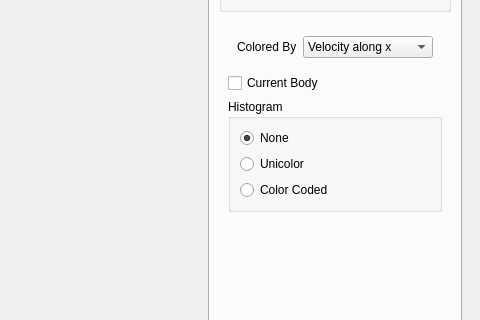
First picture: the form in MainWindow.ui, repository danlipsa/foamvis, before the edit; both pictures show x 396 to 876 and y 252 to 572 of the 876 by 729 pixel window.
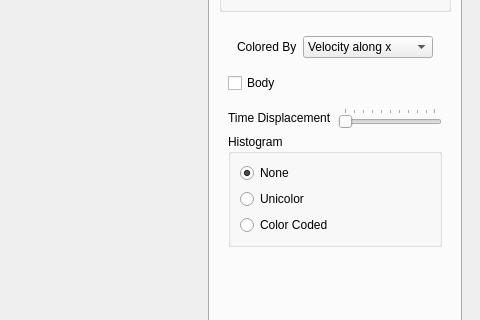
Second picture: the form after the edit. The open tabs and pages were chosen to show the change. Custom widgets are drawn as their Qt base class.

The edit to the form file:
```diff
--- a/MainWindow.ui
+++ b/MainWindow.ui
@@ -764,10 +764,54 @@
                <item>
                 <widget class="QCheckBox" name="checkBoxCenterPathCurrentBody">
                  <property name="text">
-                  <string>Current Body</string>
+                  <string>Body</string>
                  </property>
                 </widget>
                </item>
+               <item>
+                <widget class="QWidget" name="widgetTimeDisplacement" native="true">
+                 <layout class="QHBoxLayout" name="horizontalLayout_8">
+                  <property name="leftMargin">
+                   <number>0</number>
+                  </property>
+                  <property name="topMargin">
+                   <number>9</number>
+                  </property>
+                  <property name="rightMargin">
+                   <number>0</number>
+                  </property>
+                  <property name="bottomMargin">
+                   <number>0</number>
+                  </property>
+                  <item>
+                   <widget class="QLabel" name="label_5">
+                    <property name="text">
+                     <string>Time Displacement</string>
+                    </property>
+                   </widget>
+                  </item>
+                  <item>
+                   <widget class="QSlider" name="horizontalSliderTimeDisplacement">
+                    <property name="maximum">
+                     <number>99</number>
+                    </property>
+                    <property name="pageStep">
+                     <number>10</number>
+                    </property>
+                    <property name="orientation">
+                     <enum>Qt::Horizontal</enum>
+                    </property>
+                    <property name="tickPosition">
+                     <enum>QSlider::TicksAbove</enum>
+                    </property>
+                    <property name="tickInterval">
+                     <number>10</number>
+                    </property>
+                   </widget>
+                  </item>
+                 </layout>
+                </widget>
+               </item>
                <item>
                 <widget class="QGroupBox" name="groupBoxCenterPathHistogram">
                  <property name="title">
```
Left out of the diff: 47 changed lines with no effect on the pictures.
